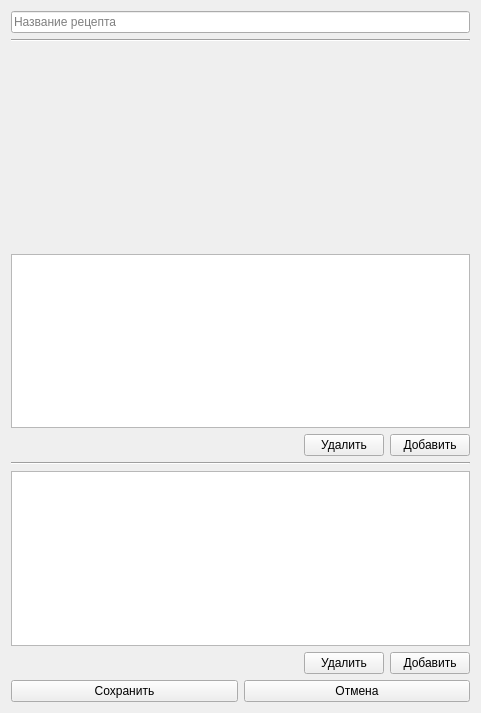
This is project/forms/Recipe_edit.ui in Galoev/nutritionist-helper as Qt 5 draws it before an edit. The edited form follows.
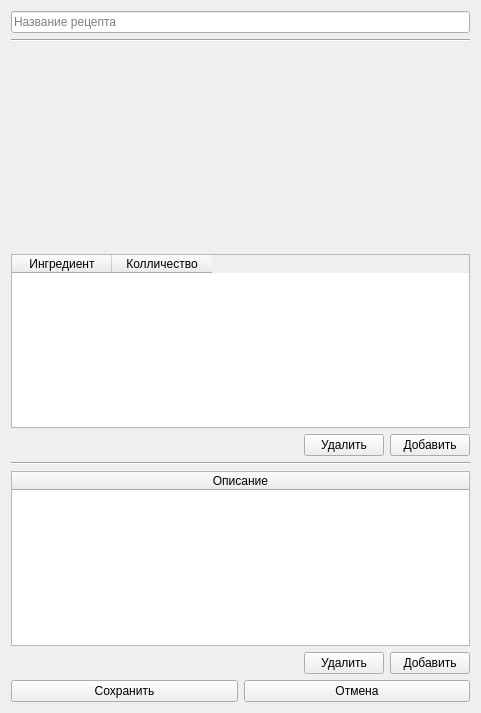
This is the edited form.

Commit message: Запрещена возможность редактирования таблицы продуктов в форме редактирования рецептов

What changed in the file:
```diff
--- a/project/forms/Recipe_edit.ui
+++ b/project/forms/Recipe_edit.ui
@@ -44,7 +44,7 @@
       <bool>true</bool>
      </property>
      <attribute name="horizontalHeaderVisible">
-      <bool>false</bool>
+      <bool>true</bool>
      </attribute>
      <attribute name="horizontalHeaderCascadingSectionResizes">
       <bool>false</bool>
@@ -108,7 +108,7 @@
    <item>
     <widget class="QTableWidget" name="tableWidget_recipeDescription">
      <attribute name="horizontalHeaderVisible">
-      <bool>false</bool>
+      <bool>true</bool>
      </attribute>
      <attribute name="horizontalHeaderCascadingSectionResizes">
       <bool>false</bool>
@@ -116,6 +116,9 @@
      <attribute name="horizontalHeaderDefaultSectionSize">
       <number>300</number>
      </attribute>
+     <attribute name="horizontalHeaderStretchLastSection">
+      <bool>true</bool>
+     </attribute>
      <column>
       <property name="text">
        <string>Описание</string>
```
The commit also changes 1 other file.
